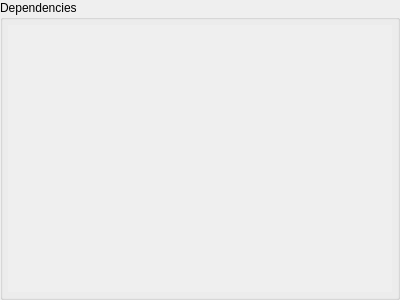
First picture: the form in view/dependenciesPage.ui, repository zpp0/wsnsim-preprocessor, before the edit.
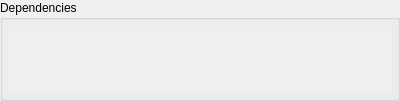
Second picture: the form after the edit.

```diff
--- a/view/dependenciesPage.ui
+++ b/view/dependenciesPage.ui
@@ -7,7 +7,7 @@
     <x>0</x>
     <y>0</y>
     <width>400</width>
-    <height>300</height>
+    <height>94</height>
    </rect>
   </property>
   <property name="windowTitle">
@@ -34,13 +34,17 @@
         <x>0</x>
         <y>0</y>
         <width>386</width>
-        <height>243</height>
+        <height>66</height>
        </rect>
       </property>
       <layout class="QGridLayout" name="gridLayout">
+       <property name="margin">
+        <number>5</number>
+       </property>
        <item row="0" column="0">
-        <layout class="QVBoxLayout" name="layout">
-         <item>
+        <layout class="QVBoxLayout" name="layout"/>
+       </item>
+       <item row="1" column="0">
           <spacer name="verticalSpacer">
            <property name="orientation">
             <enum>Qt::Vertical</enum>
@@ -52,8 +56,6 @@
             </size>
            </property>
           </spacer>
-         </item>
-        </layout>
        </item>
       </layout>
      </widget>
```
Lines whose indentation alone changed are shown as unchanged.
